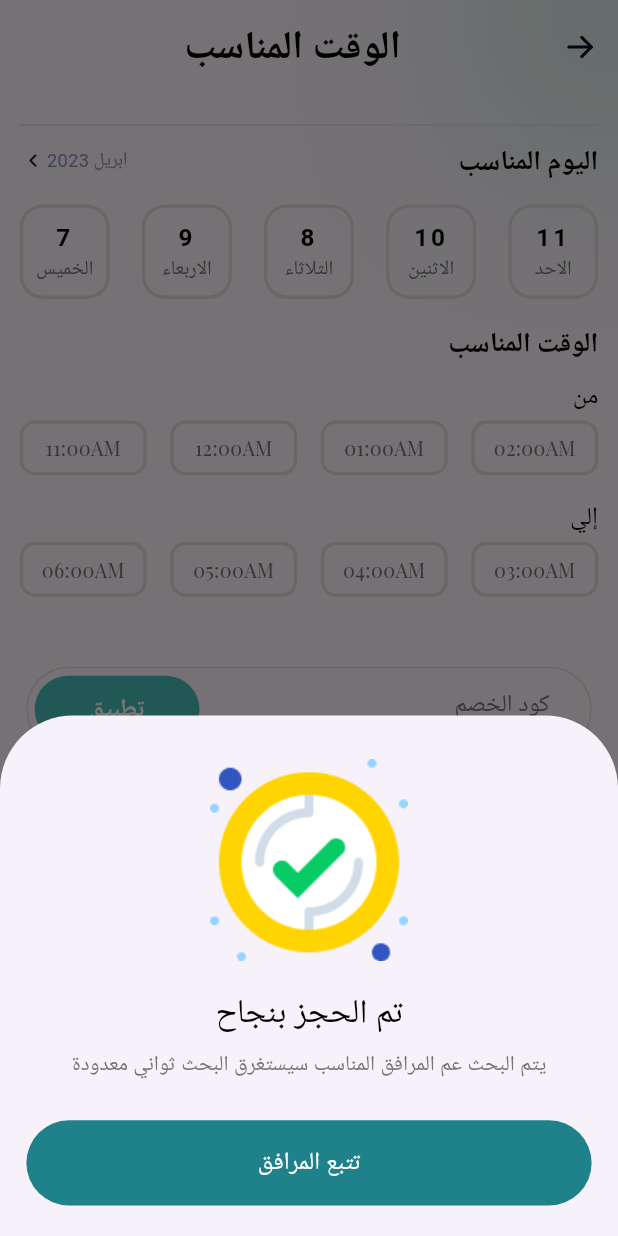
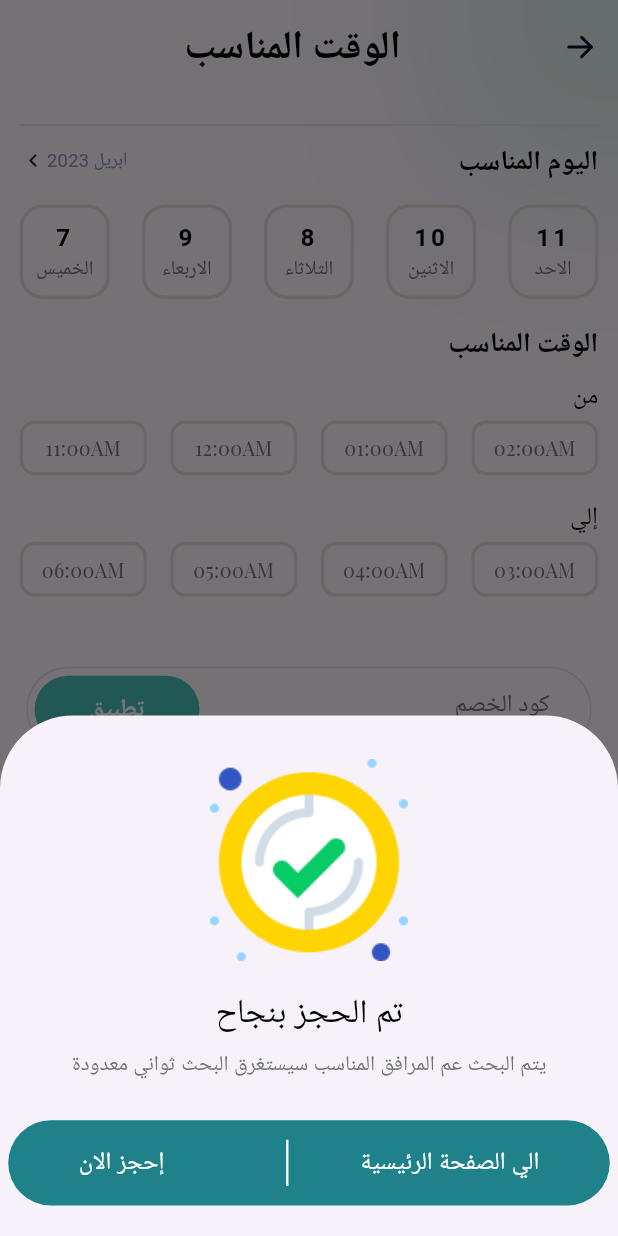
Before and after one commit to amrEsma3il/tyasar, a Flutter app: the ReservationTime screen opened by its route, after a tap on "إحجز الان", on a phone screen of 412 x 824 dp. Run offline on Flutter 3.47's test engine with Material 3 defaults, Android fonts, the phone set to English and light mode, and no system bars; our stand-ins replace dio, flutter_screenutil, flutter_svg, fluttertoast, get, google_maps_flutter and 1 more; accounts and stored records are empty; Roboto replaces fonts that are missing (regular); project files that could hold a hidden picture were left out.

Commit message:
last commit at least now!!

```diff
--- a/lib/config/routing/app_routes_name.dart
+++ b/lib/config/routing/app_routes_name.dart
@@ -1,6 +1,6 @@
 class AppRouteName {
 
-  static const String onBoarding = "/onboarding";
+  static const String onBoarding = "/";
   static const String signUp = "/signUp";
   static const String verifyCode = "/verifyCode";
   static const String success = "/success";
@@ -9,7 +9,7 @@ static const String loginContinue = "/loginContinue";
 static const String reservationDestination = "/reservationDestination";
 static const String reservationTime = "/reservationTime";
 static const String companionTrack="/companionTrack";
-static const String mainScreen="/";
+static const String mainScreen="/mainScreen";
 static const String chat="/chat";
 
 
--- a/lib/controller/home/home_controller.dart
+++ b/lib/controller/home/home_controller.dart
@@ -36,31 +36,31 @@ goToReservationAccompionTrackEvent(AccompionInfoModel accompionInfobtity){
     super.onInit();
 
 
-  changePageTimer=  Timer.periodic(const Duration(seconds: 5), (Timer timer) {
-    if (currentPage < HomeStaticDataSources.homeBannerList.length-1) {
-      currentPage++;
+//   changePageTimer=  Timer.periodic(const Duration(seconds: 5), (Timer timer) {
+//     if (currentPage < HomeStaticDataSources.homeBannerList.length-1) {
+//       currentPage++;
 
-    } else {
-      currentPage = 0;
+//     } else {
+//       currentPage = 0;
 
 
-    }
-update();
+//     }
+// update();
 
-      pageController.animateToPage(
+//       pageController.animateToPage(
 
-          currentPage,
+//           currentPage,
 
-          duration: const Duration(seconds: 4),
-    curve: Curves.easeInOut,
-      );
-  });
+//           duration: const Duration(seconds: 4),
+//     curve: Curves.easeInOut,
+//       );
+//   });
   }
 
  @override
   void dispose() {
 searchAccompion!.dispose();
-pageController.dispose();
+// pageController.dispose();
     super.dispose();
   }
 }
--- a/lib/controller/reservation/reservation_track_controller.dart
+++ b/lib/controller/reservation/reservation_track_controller.dart
@@ -38,7 +38,7 @@ toggleMapTheme(){
 
   isLight=!isLight;
    update();
-  mapController!.setMapStyle(isLight? MapStyle.lightGreen:MapStyle.greenDarkSpy);
+  mapController?.setMapStyle(isLight? MapStyle.lightGreen:MapStyle.greenDarkSpy);
 
 }
 
--- a/lib/core/utilits/widgets/custom_submattied_button.dart
+++ b/lib/core/utilits/widgets/custom_submattied_button.dart
@@ -12,7 +12,7 @@ class CustomSubmattiedButton extends StatelessWidget {
     Key? key,
     required this.width,
     required this.height,
-    required this.onPressed,
+     this.onPressed,
      this.colorButtom=AppColor.mainBlue, required this.textWidget,
   }) : super(key: key);
   @override
--- a/lib/view/screen/home/home.dart
+++ b/lib/view/screen/home/home.dart
@@ -19,7 +19,8 @@ class Home extends StatelessWidget {
 
   @override
   Widget build(BuildContext context) {
-    return Padding(
+    return SingleChildScrollView(
+      child: Padding(
         padding: EdgeInsets.symmetric(horizontal: 12.w),
         child: Column(
           crossAxisAlignment: CrossAxisAlignment.start,
@@ -146,6 +147,7 @@ class Home extends StatelessWidget {
             )
           ],
         ),
+      ),
     );
   }
 }
--- a/lib/view/screen/reservation/companion_track.dart
+++ b/lib/view/screen/reservation/companion_track.dart
@@ -15,8 +15,8 @@ import '../../widgets/reservation/reservation_track/map_section.dart';
 import '../../widgets/reservation/reservation_track/track_stipper_section/track_stipper_section.dart';
 
 class CompanionTrack extends StatelessWidget {
- final AccompionInfoModel accompionInfoEntity;
-   const CompanionTrack({super.key,required this.accompionInfoEntity});
+ final AccompionInfoModel? accompionInfoEntity;
+   const CompanionTrack({super.key, this.accompionInfoEntity});
 
   @override
   Widget build(BuildContext context) {
@@ -55,7 +55,7 @@ class CompanionTrack extends StatelessWidget {
                         SizedBox(
                           height: 17.h,
                         ),
-                         AccompionInfo(trackController: trackController,accompionInfoEntity: accompionInfoEntity,width: 343),
+                         AccompionInfo(trackController: trackController,accompionInfoEntity: accompionInfoEntity??AccompionInfoModel(name: "عمرو اسماعيل",bio: "مطور تطبيقات الهاتف",imgProfile: AppImageAsset.accompion,rate: "5.5" ),width: 343),
                         SizedBox(height: 16.h),
                           AccompionDateSection(trackController: trackController,),
                         SizedBox(height: 17.h),
--- a/lib/view/widgets/home/dotcontroller.dart
+++ b/lib/view/widgets/home/dotcontroller.dart
@@ -21,7 +21,7 @@ class CustomDotControllerCurosal extends StatelessWidget {
                      HomeStaticDataSources.homeBannerList.length,
                       (index) => AnimatedContainer(
                             margin: const EdgeInsets.only(right: 5),
-                            duration: const Duration(seconds: 4),
+                            duration: const Duration(milliseconds: 500),
                             width: controller.currentPage == index ? 12.w : 5.w,
                             height: 6.h,
                             decoration: BoxDecoration(
--- a/lib/view/widgets/home/slider/customslider.dart
+++ b/lib/view/widgets/home/slider/customslider.dart
@@ -14,7 +14,7 @@ class CustomSliderCurosal extends StatelessWidget {
     return SizedBox(height: 152.h,
       child: PageView.builder(
 
-        physics: const NeverScrollableScrollPhysics(),
+       itemCount: HomeStaticDataSources.homeBannerList.length ,
           controller:    Get.find<HomeController>().pageController,
           onPageChanged: (val) {
                Get.find<HomeController>().onPageChangedEvent(val);
--- a/lib/view/widgets/reservation/reservation_time_and_checkout/reservation_time_bottomsheet_component.dart
+++ b/lib/view/widgets/reservation/reservation_time_and_checkout/reservation_time_bottomsheet_component.dart
@@ -1,6 +1,8 @@
 import 'package:flutter/material.dart';
 import 'package:flutter_screenutil/flutter_screenutil.dart';
 import 'package:get/get.dart';
+import 'package:tyasart/config/routing/app_routes_name.dart';
+import 'package:tyasart/core/utilits/widgets/line_divider.dart';
 
 import '../../../../config/themes/styles.dart';
 import '../../../../controller/reservation/reservation_time_controller.dart';
@@ -28,7 +30,7 @@ class ReservationBottomSheetComponent extends StatelessWidget {
               child: SingleChildScrollView(
                 child: Container(
 
-
+                 padding: EdgeInsets.symmetric(horizontal: 5.w),
                   width: Get.width,
                   height:342.h,
                   decoration: BoxDecoration(
@@ -71,13 +73,31 @@ class ReservationBottomSheetComponent extends StatelessWidget {
                         colorButtom: AppColor.primaryColor,
                         width: 343.w,
                         height:controller.animation.value* 56.h,
-                        onPressed: () {
 
-                     Get.find<ReservationTimeController>().followEvent();
-                        },
-                        textWidget: Text(
-                          "تتبع المرافق",
-                          style: TextStyles.font16WhiteSemiBold,
+                        textWidget: Padding(
+                          padding:  EdgeInsets.symmetric(horizontal: 10.w),
+                          child: Row(
+                            crossAxisAlignment: CrossAxisAlignment.center,
+                          mainAxisAlignment: MainAxisAlignment.spaceAround,
+                          children: [
+                            InkWell(
+                            onTap: () {
+                              Get.offNamed(AppRouteName.mainScreen)     ;                     },
+                            child: Text(  "الي الصفحة الرئيسية",
+                              style: TextStyles.font16WhiteSemiBold,),
+                            )
+                            ,Padding(
+                              padding:  EdgeInsets.only(left: 30.w),
+                              child: DividerLine(width: 1.5.h,height: 30.h,color: AppColor.white,),
+                            ),
+                           InkWell(onTap: (){
+                            Get.find<ReservationTimeController>().followEvent();
+                           }, child:   Text(
+                              "إحجز الان",
+                              style: TextStyles.font16WhiteSemiBold,
+                            )),
+                          ],
+                                                ),
                         ),
                       )
                     ],
```
Lines whose indentation alone changed are shown as unchanged.
